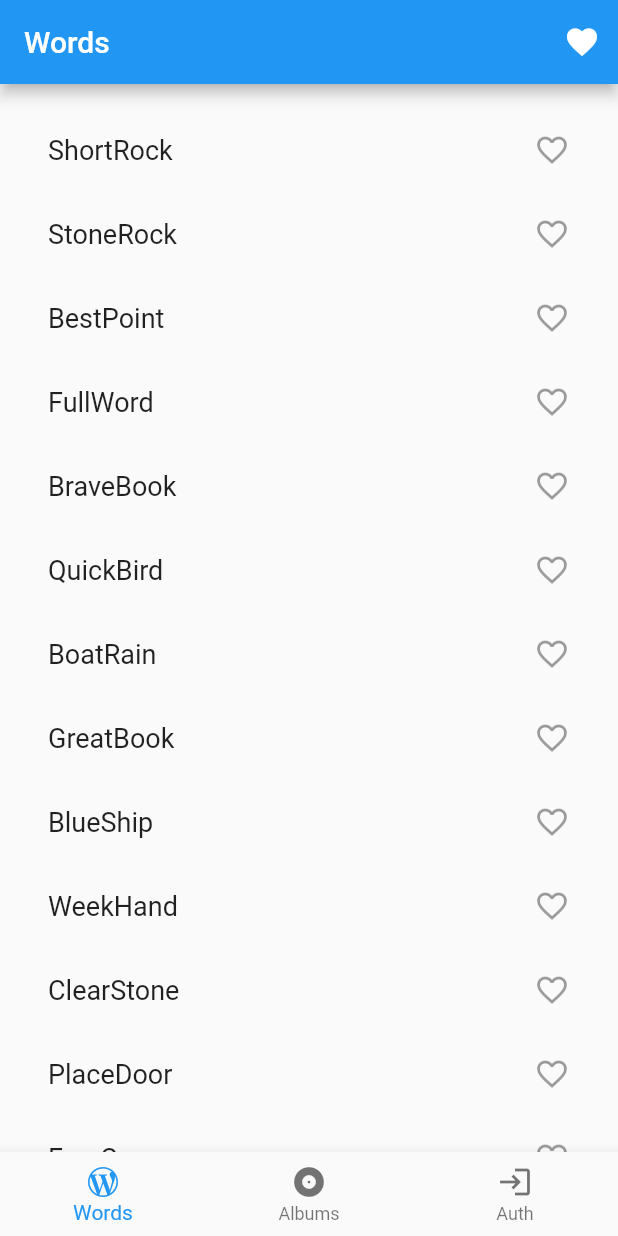
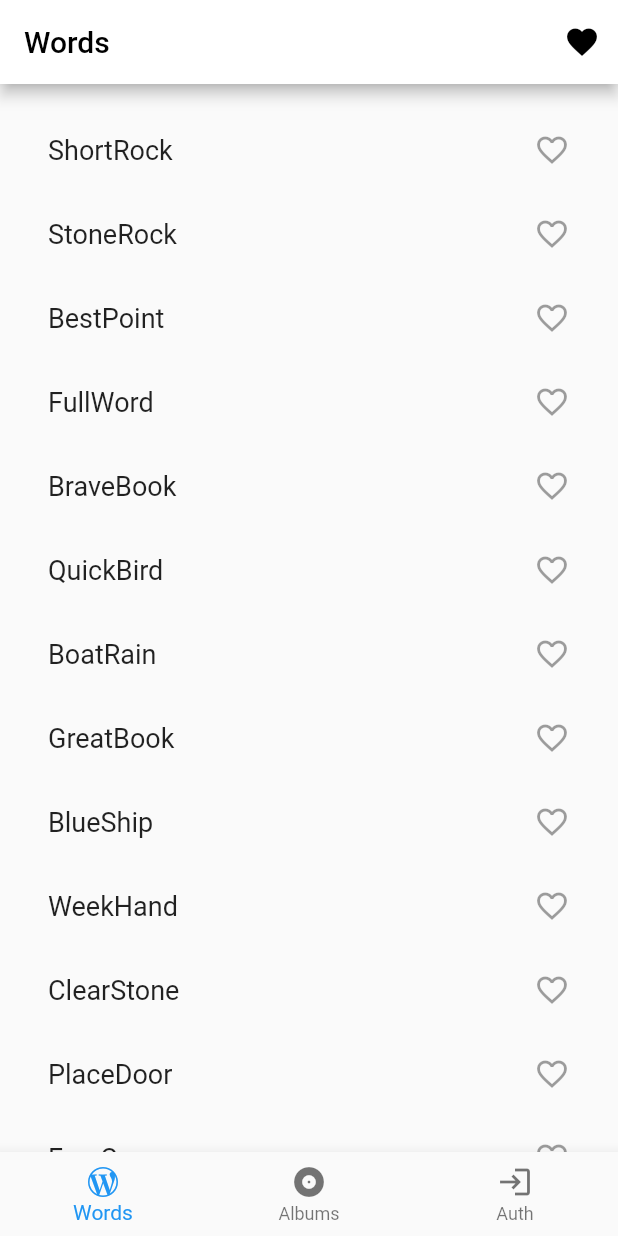
Before and after one commit to epicarchitect/try-flutter, a Flutter app: the screen it shows after launch, on a phone screen of 412 x 824 dp. Run offline on Flutter 3.47's test engine with Material 2 defaults, Android fonts, the phone set to English and light mode, and no system bars.

Commit message:
little save

```diff
--- a/lib/screen/app.dart
+++ b/lib/screen/app.dart
@@ -9,6 +9,12 @@ class AppScreen extends StatelessWidget {
   Widget build(BuildContext context) {
     return MaterialApp(
       title: 'MaterialApp title',
+      theme: ThemeData(
+        appBarTheme: const AppBarTheme(
+          foregroundColor: Colors.black,
+          backgroundColor: Colors.white
+        )
+      ),
       routes: {
         '/': (_) => const HomeScreen(),
         '/favorite_words': (_) => const FavoriteWords(),
--- a/pubspec.yaml
+++ b/pubspec.yaml
@@ -21,3 +21,5 @@ dev_dependencies:
 
 flutter:
   uses-material-design: true
+  assets:
+    - assets/images/
```
Also changed, not shown: lib/screen/random_words.dart (+16 -1 lines), assets/images/wallpaper-berserk.jpg (added), assets/images/wallpaper-forest.jpg (added).
